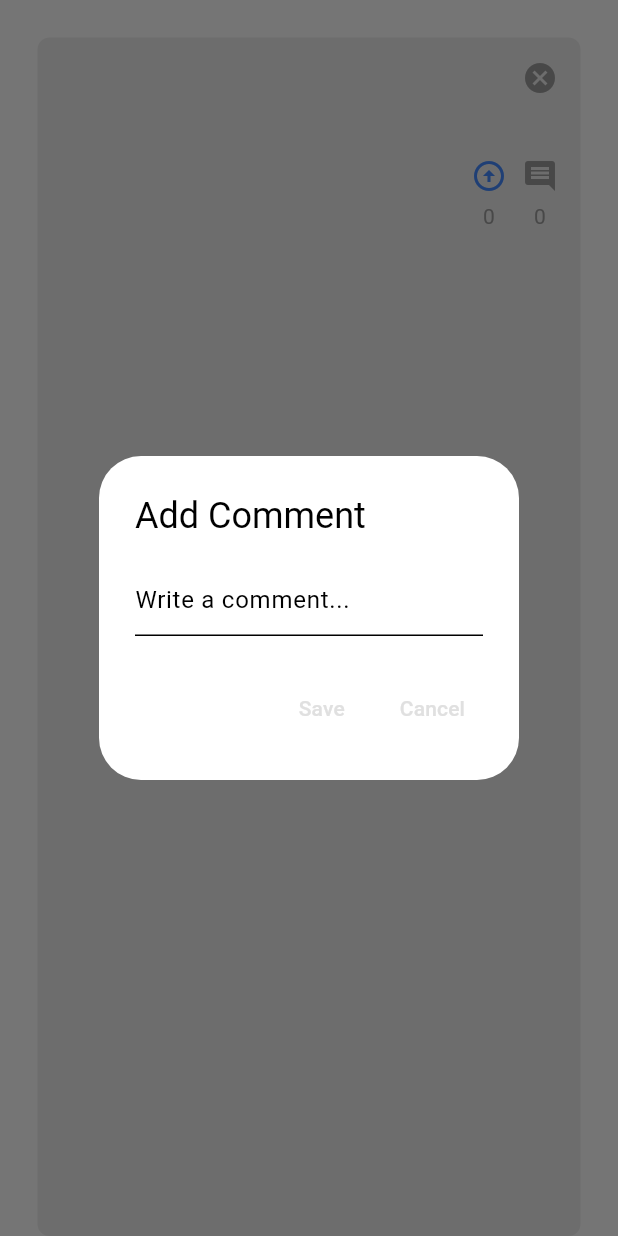
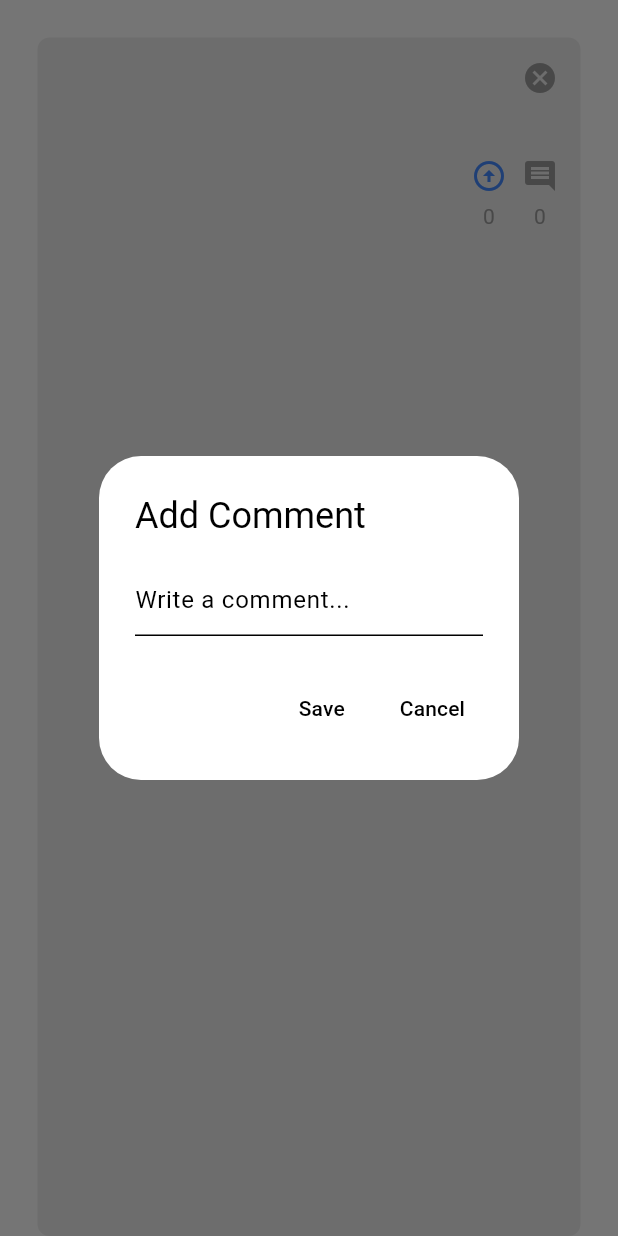
Before and after one commit to Gaurishh/flutter_nitd-codes-app, a Flutter app: the WallPost widget shown alone on an empty page, opened directly with empty values, after a tap on the "arrow circle up" icon, after a tap on the "comment" icon, on a phone screen of 412 x 824 dp. Run offline on Flutter 3.47's test engine with Material 3 defaults, Android fonts, the phone set to English and light mode, and no system bars; our stand-ins replace cloud_firestore, firebase_auth, firebase_core, google_sign_in; accounts and stored records are empty.

Commit message:
small change

```diff
--- a/lib/components/wall_post.dart
+++ b/lib/components/wall_post.dart
@@ -91,7 +91,7 @@ class _WallPostState extends State<WallPost> {
                     },
                     child: Text("Save",
                         style: TextStyle(
-                            color: Theme.of(context).colorScheme.secondary))),
+                            color: Theme.of(context).colorScheme.tertiary))),
                 TextButton(
                     onPressed: () {
                       Navigator.pop(context);
@@ -100,7 +100,7 @@ class _WallPostState extends State<WallPost> {
                     },
                     child: Text("Cancel",
                         style: TextStyle(
-                            color: Theme.of(context).colorScheme.secondary))),
+                            color: Theme.of(context).colorScheme.tertiary))),
               ],
             ));
   }
```
